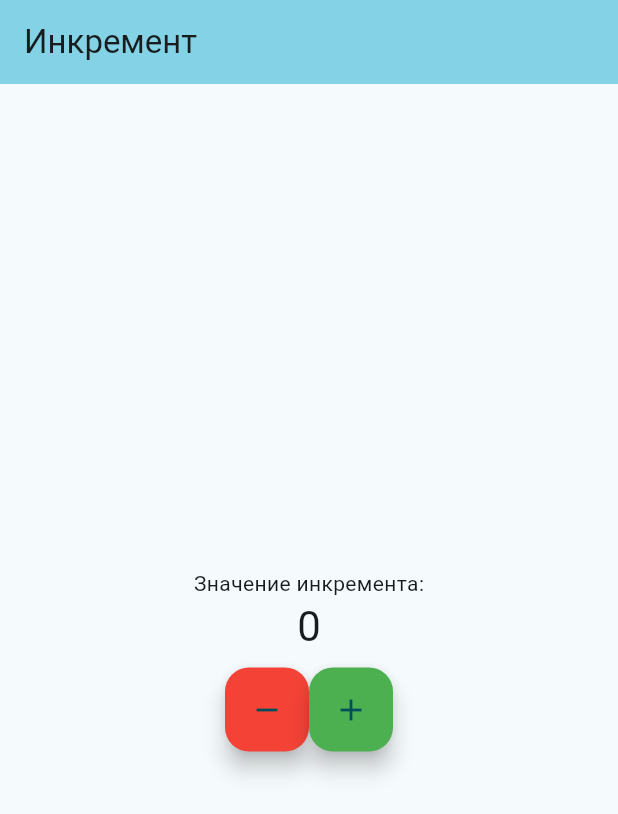
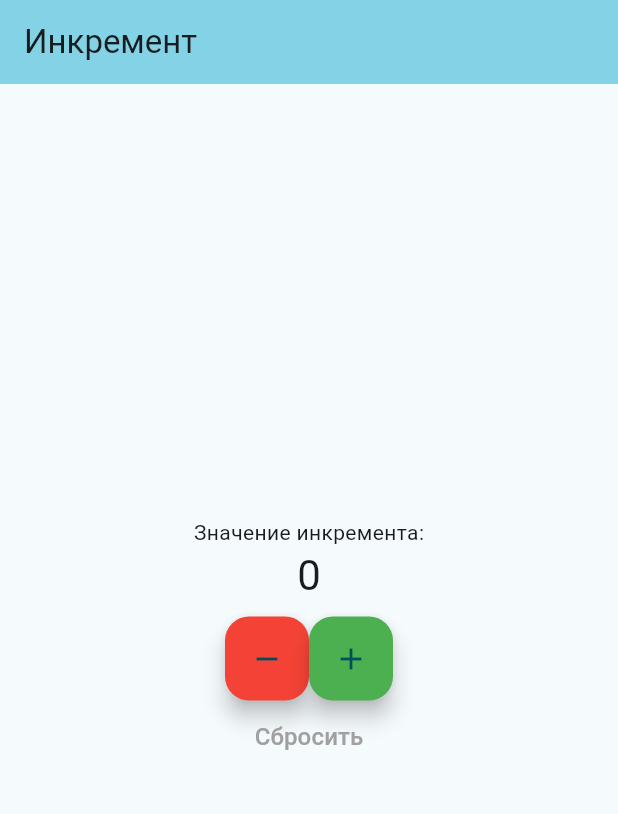
Before and after one commit to stanislavski03/PI2303_DEGTYAR, a Flutter app: the screen it shows after launch, on a phone screen of 412 x 824 dp. Shown: the top 814 px of the screen. Run offline on Flutter 3.47's test engine with Material 3 defaults, Android fonts, the phone set to English and light mode, and no system bars.

Commit message:
lab3 3rd commit
добавил кликабельный текст "Сбросить" и функционал обнуления счетчика

```diff
--- a/lab_app/lib/main.dart
+++ b/lab_app/lib/main.dart
@@ -45,6 +45,12 @@ class _MyHomePageState extends State<MyHomePage> {
     });
   }
 
+  void _resetCounter() {
+    setState(() {
+      _counter = 0;
+    });
+  }
+
   @override
   Widget build(BuildContext context) {
     return Scaffold(
@@ -80,6 +86,19 @@ class _MyHomePageState extends State<MyHomePage> {
                 ),
               ],
             ),
+            Padding(
+              padding: const EdgeInsets.only(bottom: 20),
+              child: TextButton(
+                onPressed: _resetCounter,
+                child: const Text(
+                  'Сбросить',
+                  style: TextStyle(
+                    fontSize: 16,
+                    color: Color.fromARGB(255, 160, 160, 160),
+                  ),
+                ),
+              ),
+            ),
           ],
         ),
       ),
```
